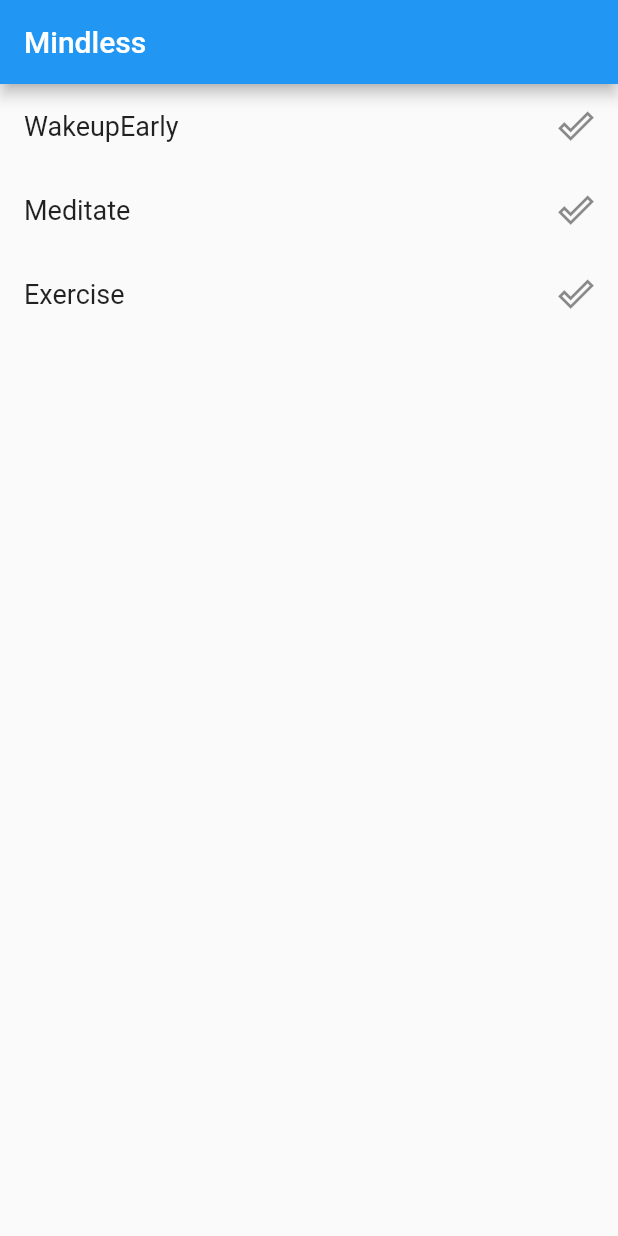
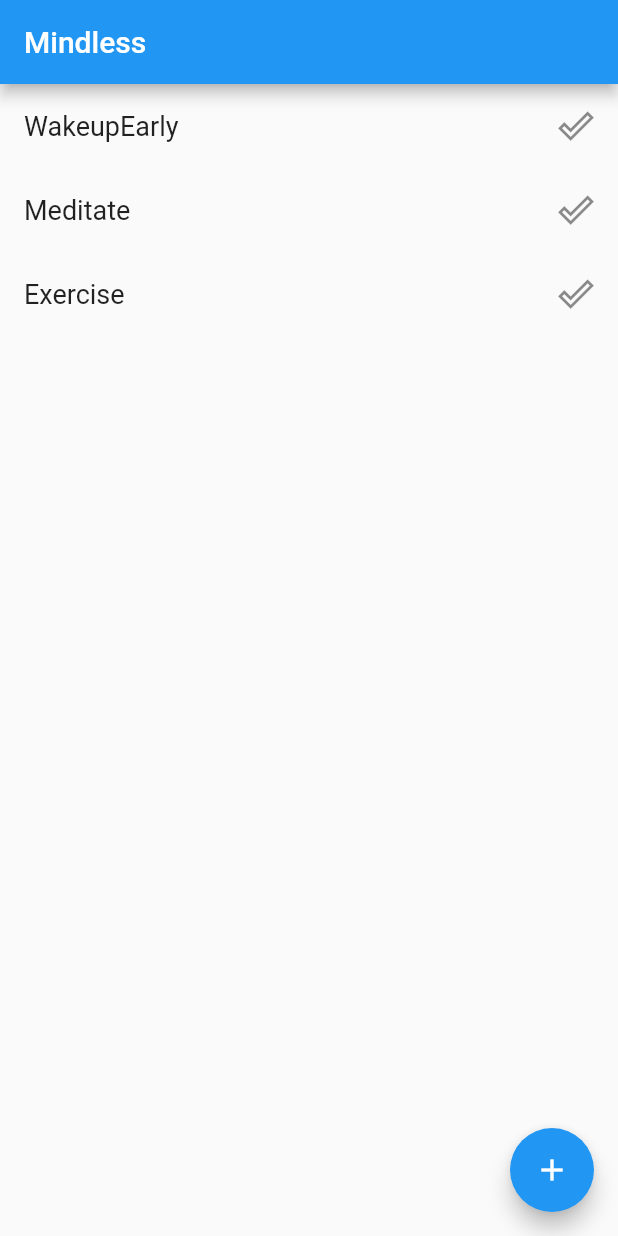
Before and after one commit to jqphu/Mindless, a Flutter app: the screen it shows after launch, on a phone screen of 412 x 824 dp. Run offline on Flutter 3.47's test engine with Material 2 defaults, Android fonts, the phone set to English and light mode, and no system bars; our stand-ins replace logger.

Commit message:
[app] Add removing and adding new habits
This introduces the ability to add / remove new habits. This doesn't
communicate with the database. The database still lazily creates habits
and never removes them.

```diff
--- a/app/lib/main.dart
+++ b/app/lib/main.dart
@@ -54,10 +54,10 @@ class HabitsState extends State<Habits> {
   final _completed = Set<String>();
   final _biggerFont = const TextStyle(fontSize: 18.0);
 
-  Widget _buildSuggestions() {
+  Widget _buildSuggestions(BuildContext context) {
     return ReorderableListView(
         children: List.generate(_habits.length, (index) {
-          return _buildRow(_habits[index]);
+          return _buildRow(context, index);
         }),
         onReorder: (oldIndex, newIndex) {
           setState(() {
@@ -71,9 +71,24 @@ class HabitsState extends State<Habits> {
         });
   }
 
-  Widget _buildRow(String habit) {
+  Widget _buildRow(BuildContext context, int index) {
+    String habit = _habits[index];
     final isCompleted = _completed.contains(habit);
-    return ListTile(
+    return Dismissible(
+        // Duplicate the key since we don't care if this is a dismissable widget or a list tile wideget.
+        key: ValueKey(habit),
+        onDismissed: (direction) {
+          // Remove item from the list
+          setState(() {
+            _habits.removeAt(index);
+          });
+
+          // Show a snackbar. This snackbar could also contain "Undo" actions.
+          Scaffold.of(context)
+              .showSnackBar(SnackBar(content: Text("$habit dismissed")));
+        },
+        background: Container(color: Colors.red),
+        child: ListTile(
             key: ValueKey(habit),
             title: Text(
               habit,
@@ -94,14 +109,51 @@ class HabitsState extends State<Habits> {
                   habitHttpRequest(habit, true);
                 }
               });
-        });
+            }));
+  }
+
+  // Add a habit to the list and update the state.
+  void _addHabitItem(String habit_name) {
+    logger.d("Add habit with name: ${habit_name}");
+    // Only add the task if the user actually entered something
+    if (habit_name.length > 0) {
+      setState(() => _habits.insert(_habits.length, habit_name));
+    }
+  }
+
+  // Push the add habit button. This will bring up a navigation menu and allow the user to add a habit.
+  void _pushAddHabitScreen() {
+    // Push this page onto the stack
+    Navigator.of(context).push(
+        // MaterialPageRoute will automatically animate the screen entry, as well
+        // as adding a back button to close it
+        new MaterialPageRoute(builder: (context) {
+      return new Scaffold(
+          appBar: new AppBar(title: new Text('Add a new habit')),
+          body: new TextField(
+            autofocus: true,
+            onSubmitted: (val) {
+              _addHabitItem(val);
+              Navigator.pop(context); // Close the add todo screen
+            },
+            decoration: new InputDecoration(
+                hintText: 'Enter something to do...',
+                contentPadding: const EdgeInsets.all(16.0)),
+          ));
+    }));
   }
 
   @override
   Widget build(BuildContext context) {
     return Scaffold(
       appBar: AppBar(title: Text('Mindless')),
-      body: _buildSuggestions(),
+      body: Builder(builder: (BuildContext context) {
+        return _buildSuggestions(context);
+      }),
+      floatingActionButton: new FloatingActionButton(
+          onPressed: _pushAddHabitScreen,
+          tooltip: 'Add a habit',
+          child: new Icon(Icons.add)),
     );
   }
 }
```
Lines whose indentation alone changed are shown as unchanged.
